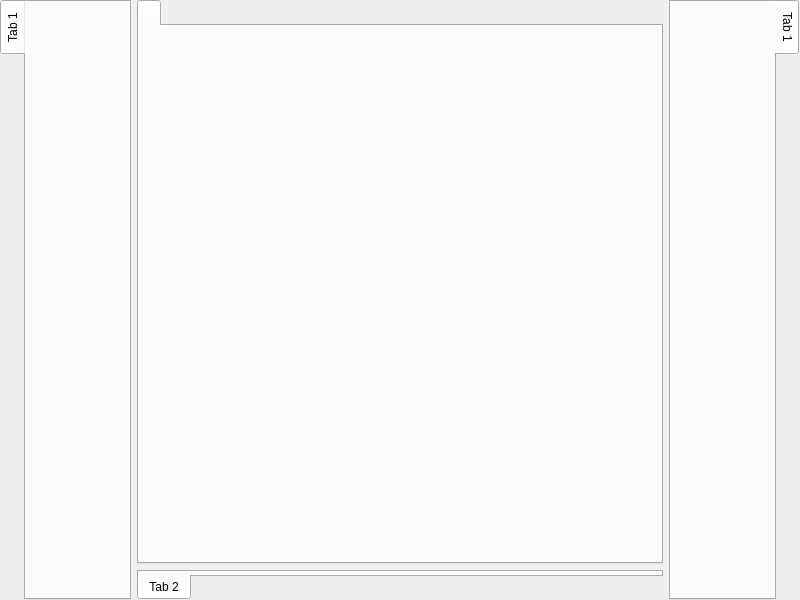
The window that lib/qmdilib/demos/plugin-demo/pluginwindow.ui (diegoiast/qtedit4) describes before a commit, drawn with Qt 5.
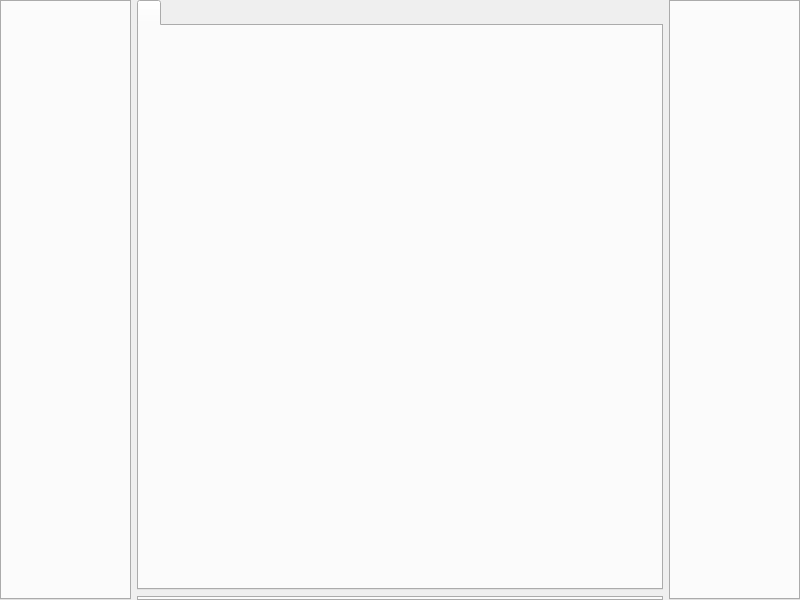
The same window after the commit. Custom widgets are drawn as their Qt base class.

Commit message:
PluginManager: side and bottom tabs
We are now starting to have a UI that is more - .. like QtCreator. We
have tabs on the sides, and soon plugins will be able to ask for a tab
to be dedicated to them.

So far - UI has not changed :)

```diff
--- a/lib/qmdilib/demos/plugin-demo/pluginwindow.ui
+++ b/lib/qmdilib/demos/plugin-demo/pluginwindow.ui
@@ -35,11 +35,6 @@
       <property name="currentIndex">
        <number>0</number>
       </property>
-      <widget class="QWidget" name="tab">
-       <attribute name="title">
-        <string>Tab 1</string>
-       </attribute>
-      </widget>
      </widget>
     </item>
     <item>
@@ -70,11 +65,6 @@
         <property name="tabPosition">
          <enum>QTabWidget::South</enum>
         </property>
-        <widget class="QWidget" name="tab_4">
-         <attribute name="title">
-          <string>Tab 2</string>
-         </attribute>
-        </widget>
        </widget>
       </item>
      </layout>
@@ -87,11 +77,6 @@
       <property name="currentIndex">
        <number>0</number>
       </property>
-      <widget class="QWidget" name="tab_5">
-       <attribute name="title">
-        <string>Tab 1</string>
-       </attribute>
-      </widget>
      </widget>
     </item>
    </layout>
```
Left out of the diff: 4 changed lines with no effect on the pictures. The commit also changes 2 other files.
